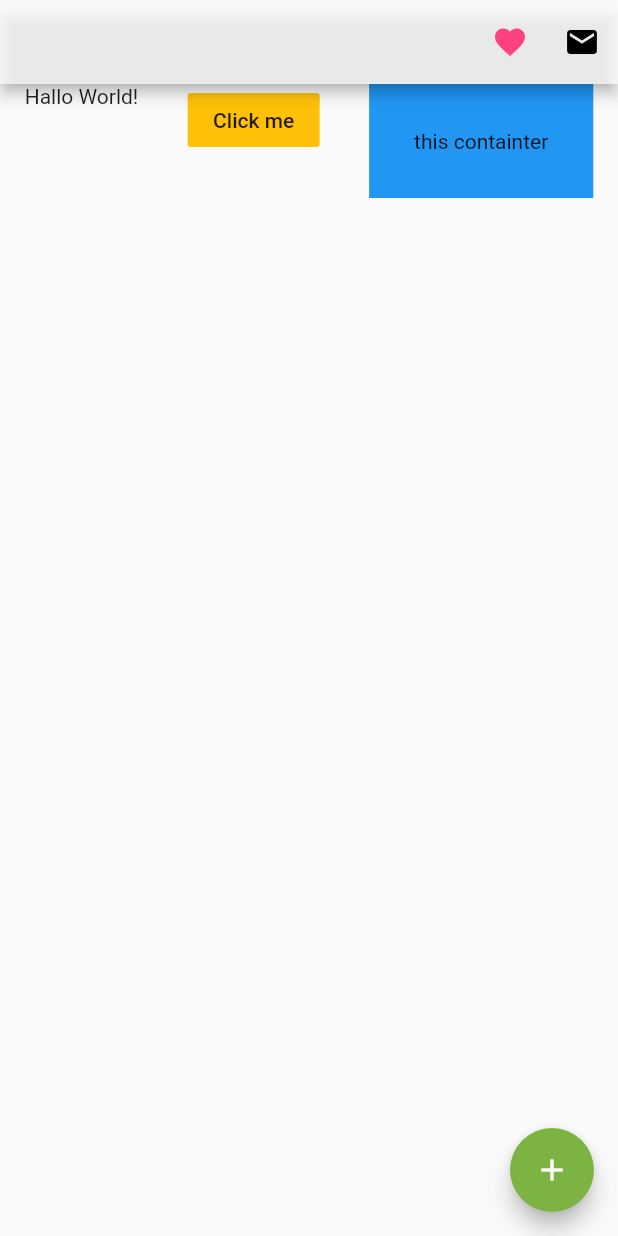
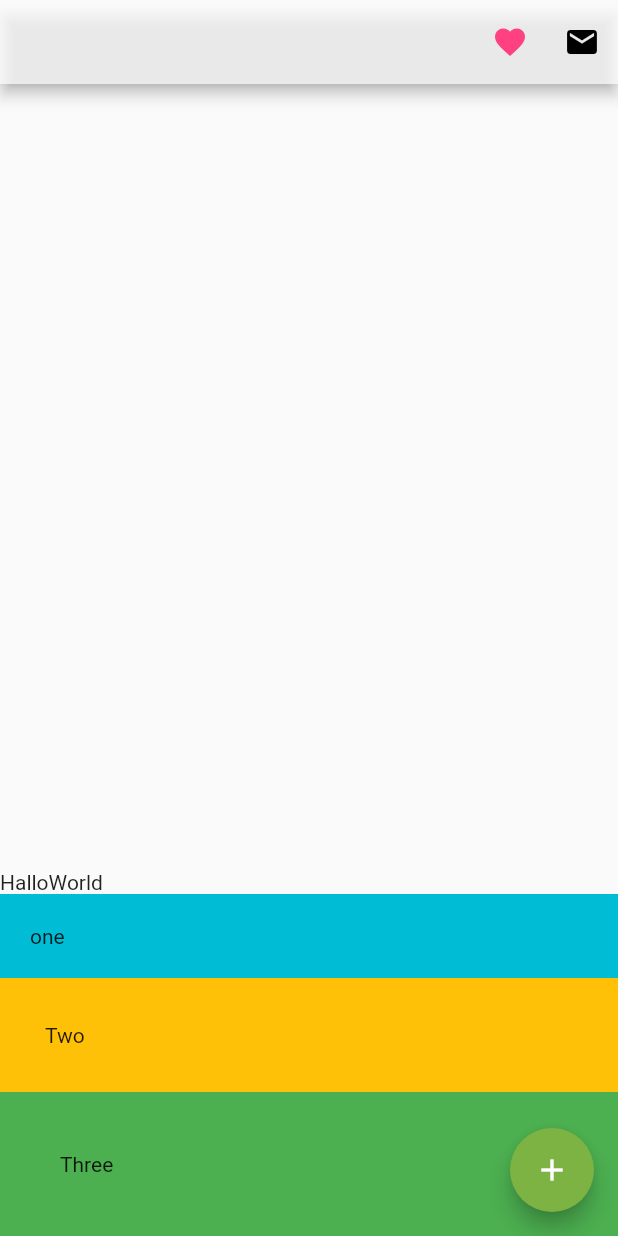
Before and after one commit to Mahendra022/Learn-to-Flutter, a Flutter app: the screen it shows after launch, on a phone screen of 412 x 824 dp. Run offline on Flutter 3.47's test engine with Material 2 defaults, Android fonts, the phone set to English and light mode, and no system bars.

Commit message:
Learn 6_Learn Layout2

```diff
--- a/lib/main.dart
+++ b/lib/main.dart
@@ -26,22 +26,31 @@ class Home extends StatelessWidget {
           ),
         ],
       ),
-      body: Row(
-        mainAxisAlignment: MainAxisAlignment.spaceAround,
-        crossAxisAlignment: CrossAxisAlignment.start,
+      body: Column(
+        mainAxisAlignment: MainAxisAlignment.end,
+        crossAxisAlignment: CrossAxisAlignment.stretch,
         children: <Widget>[
-          Text('Hallo World!'),
-          // ignore: deprecated_member_use
-          FlatButton(
-            onPressed: () {},
-            color: Colors.amber,
-            child: Text('Click me'),
+          Row(
+            children: <Widget>[
+              Text('Hallo'),
+              Text('World'),
+            ],
           ),
           Container(
-            color: Colors.blue,
+            padding: EdgeInsets.all(20.0),
+            color: Colors.cyan,
+            child: Text('one'),
+          ),
+          Container(
             padding: EdgeInsets.all(30.0),
-            child: Text('this containter'),
+            color: Colors.amber,
+            child: Text('Two'),
           ),
+          Container(
+            padding: EdgeInsets.all(40.0),
+            color: Colors.green,
+            child: Text('Three'),
+          )
         ],
       ),
       floatingActionButton: FloatingActionButton(
```
